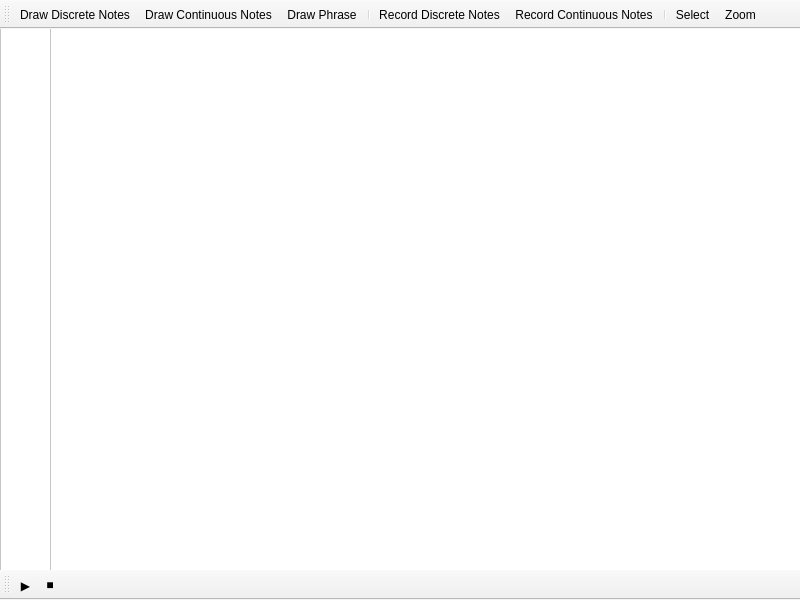
This is scorecanvas.ui in nimusd/Calamus as Qt 5 draws it before an edit. The edited form follows.
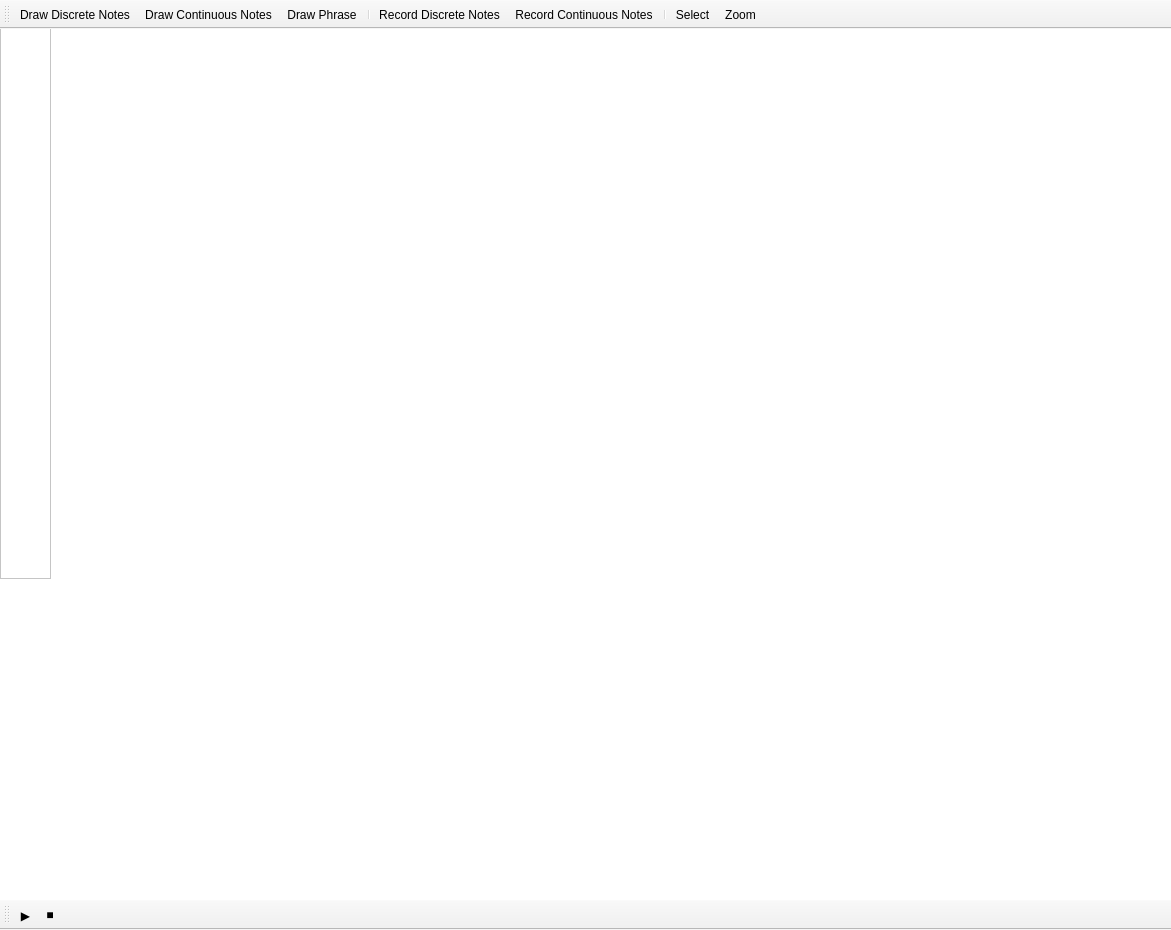
This is the edited form.

Diff of the .ui file:
```diff
--- a/scorecanvas.ui
+++ b/scorecanvas.ui
@@ -6,8 +6,8 @@
    <rect>
     <x>0</x>
     <y>0</y>
-    <width>800</width>
-    <height>600</height>
+    <width>1171</width>
+    <height>930</height>
    </rect>
   </property>
   <property name="windowTitle">
@@ -49,6 +49,12 @@
        <height>549</height>
       </rect>
      </property>
+     <property name="sizePolicy">
+      <sizepolicy hsizetype="Preferred" vsizetype="Preferred">
+       <horstretch>0</horstretch>
+       <verstretch>0</verstretch>
+      </sizepolicy>
+     </property>
     </widget>
    </widget>
   </widget>
```
